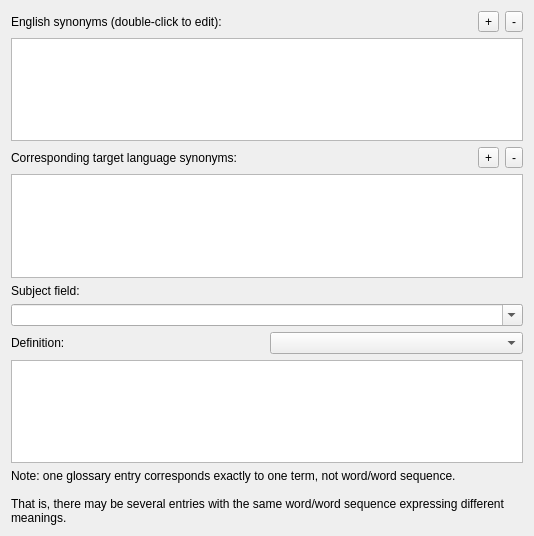
This is src/glossary/termedit.ui in KDE/lokalize as Qt 5 draws it before an edit. The edited form follows.
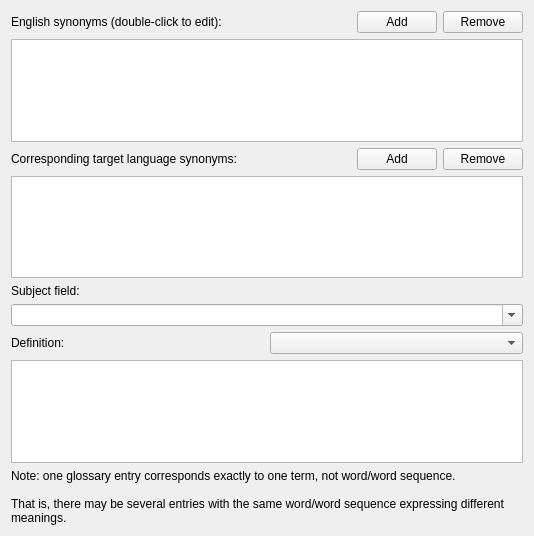
This is the edited form. Icons and pictures are not drawn. Custom widgets are drawn as their Qt base class.

Commit message:
Replace glossary +/- text with icons and add tooltips for clarity
Task-[30](https://invent.kde.org/sdk/lokalize/-/work_items/30)

Currently, the “+ / −” symbols are displayed as text( string characters ) for English and target language synonyms. This MR replaces the text with standard icons and adds concise tooltip messages to indicate the functional purpose of each button.

```diff
--- a/src/glossary/termedit.ui
+++ b/src/glossary/termedit.ui
@@ -15,22 +15,40 @@
     <layout class="QHBoxLayout" name="engTermHL">
      <item>
       <widget class="QLabel" name="label">
+       <property name="sizePolicy">
+        <sizepolicy hsizetype="MinimumExpanding" vsizetype="Preferred">
+         <horstretch>1</horstretch>
+         <verstretch>0</verstretch>
+        </sizepolicy>
+       </property>
        <property name="text">
         <string>English synonyms (double-click to edit):</string>
        </property>
       </widget>
      </item>
      <item>
-      <widget class="QToolButton" name="addEngTerm">
+      <widget class="QPushButton" name="addEngTerm">
        <property name="text">
-        <string>+</string>
+        <string>Add</string>
+       </property>
+       <property name="toolTip">
+        <string>Add new source synonym</string>
+       </property>
+       <property name="icon">
+        <iconset theme="list-add"/>
        </property>
       </widget>
      </item>
      <item>
-      <widget class="QToolButton" name="remEngTerm">
+      <widget class="QPushButton" name="remEngTerm">
        <property name="text">
-        <string>-</string>
+        <string>Remove</string>
+       </property>
+       <property name="toolTip">
+        <string>Remove selected source synonym</string>
+       </property>
+       <property name="icon">
+        <iconset theme="list-remove"/>
        </property>
       </widget>
      </item>
@@ -43,22 +61,40 @@
     <layout class="QHBoxLayout" name="targetTermHL">
      <item>
       <widget class="QLabel" name="l2">
+       <property name="sizePolicy">
+        <sizepolicy hsizetype="MinimumExpanding" vsizetype="Preferred">
+         <horstretch>1</horstretch>
+         <verstretch>0</verstretch>
+        </sizepolicy>
+       </property>
        <property name="text">
         <string>Corresponding target language synonyms:</string>
        </property>
       </widget>
      </item>
      <item>
-      <widget class="QToolButton" name="addTargetTerm">
+      <widget class="QPushButton" name="addTargetTerm">
        <property name="text">
-        <string>+</string>
+        <string>Add</string>
+       </property>
+       <property name="toolTip">
+        <string>Add new target synonym</string>
+       </property>
+       <property name="icon">
+        <iconset theme="list-add"/>
        </property>
       </widget>
      </item>
      <item>
-      <widget class="QToolButton" name="remTargetTerm">
+      <widget class="QPushButton" name="remTargetTerm">
        <property name="text">
-        <string>-</string>
+        <string>Remove</string>
+       </property>
+       <property name="toolTip">
+        <string>Remove selected target synonym</string>
+       </property>
+       <property name="icon">
+        <iconset theme="list-remove"/>
        </property>
       </widget>
      </item>
```
The commit also changes 1 other file.
